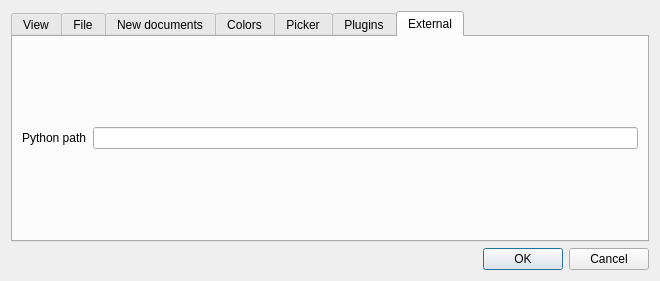
veusz/veusz, file ui/preferences.ui: the form before one commit.
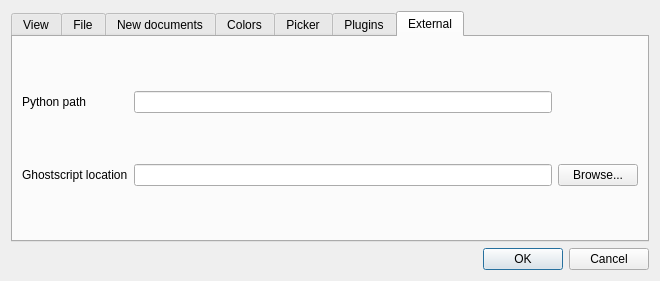
The form after the commit. The open tabs and pages were chosen to show the change.

Commit message:
Fix EPS/PS format export by using Ghostscript to convert from PDF Also fixes EMF and bitmap export formats.
Fixes bug #152

```diff
--- a/ui/preferences.ui
+++ b/ui/preferences.ui
@@ -366,24 +366,41 @@
       <attribute name="title">
        <string>External</string>
       </attribute>
-      <layout class="QVBoxLayout" name="verticalLayout_7">
-       <item>
-        <layout class="QHBoxLayout" name="horizontalLayout">
-         <item>
+      <layout class="QGridLayout" name="gridLayout_2">
+       <item row="0" column="0">
           <widget class="QLabel" name="label_14">
            <property name="text">
             <string>Python path</string>
            </property>
           </widget>
          </item>
-         <item>
+       <item row="0" column="1">
           <widget class="QLineEdit" name="externalPythonPath">
            <property name="toolTip">
             <string>&lt;html&gt;&lt;head/&gt;&lt;body&gt;&lt;p&gt;Enter a colon-separated list of directories to be added to the beginning of the python path. This can be used to find Python modules located in non-default locations. Changing this setting requires a restart.&lt;/p&gt;&lt;/body&gt;&lt;/html&gt;</string>
            </property>
           </widget>
          </item>
-        </layout>
+       <item row="1" column="0">
+        <widget class="QLabel" name="label_2">
+         <property name="text">
+          <string>Ghostscript location</string>
+         </property>
+        </widget>
+       </item>
+       <item row="1" column="1">
+        <widget class="QLineEdit" name="externalGhostscript">
+         <property name="toolTip">
+          <string>&lt;html&gt;&lt;head/&gt;&lt;body&gt;&lt;p&gt;Location of the Ghostscript executable. Used for creating EPS files. On Linux/Unix the PATH will be searched if this is not set. Requires a restart after changing.&lt;/p&gt;&lt;/body&gt;&lt;/html&gt;</string>
+         </property>
+        </widget>
+       </item>
+       <item row="1" column="2">
+        <widget class="QPushButton" name="externalGhostscriptBrowse">
+         <property name="text">
+          <string>Browse...</string>
+         </property>
+        </widget>
        </item>
       </layout>
      </widget>
```
Left out of the diff: 2 changed lines with no effect on the pictures. Lines whose indentation alone changed are shown as unchanged. The commit also changes 10 other files.
